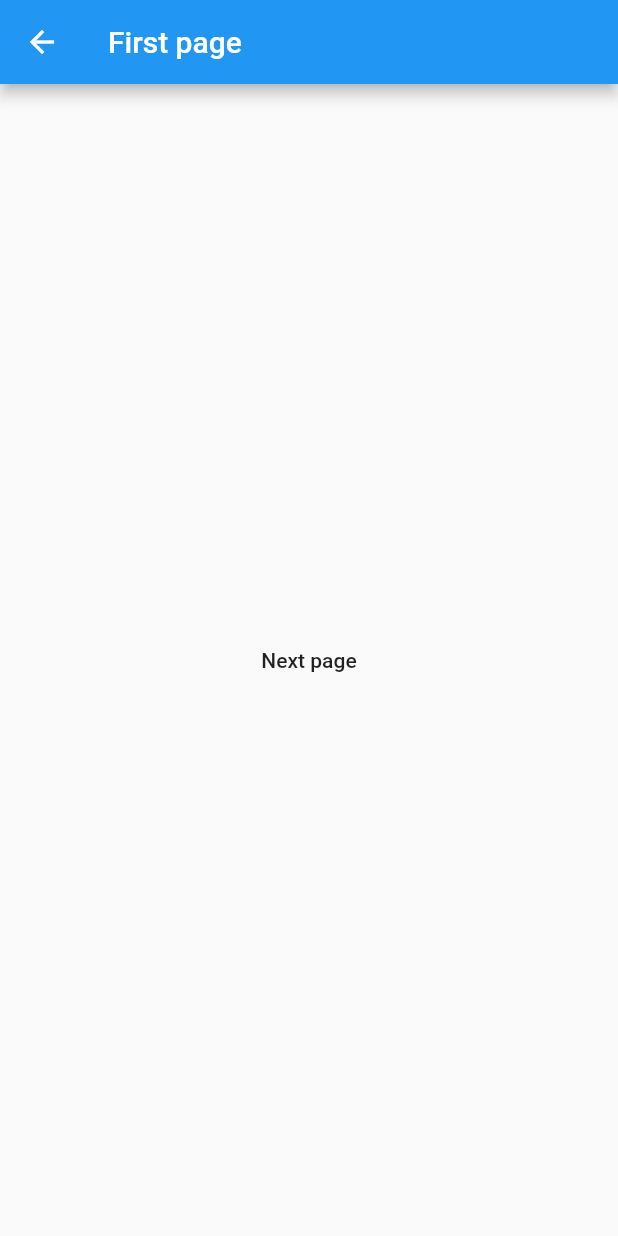
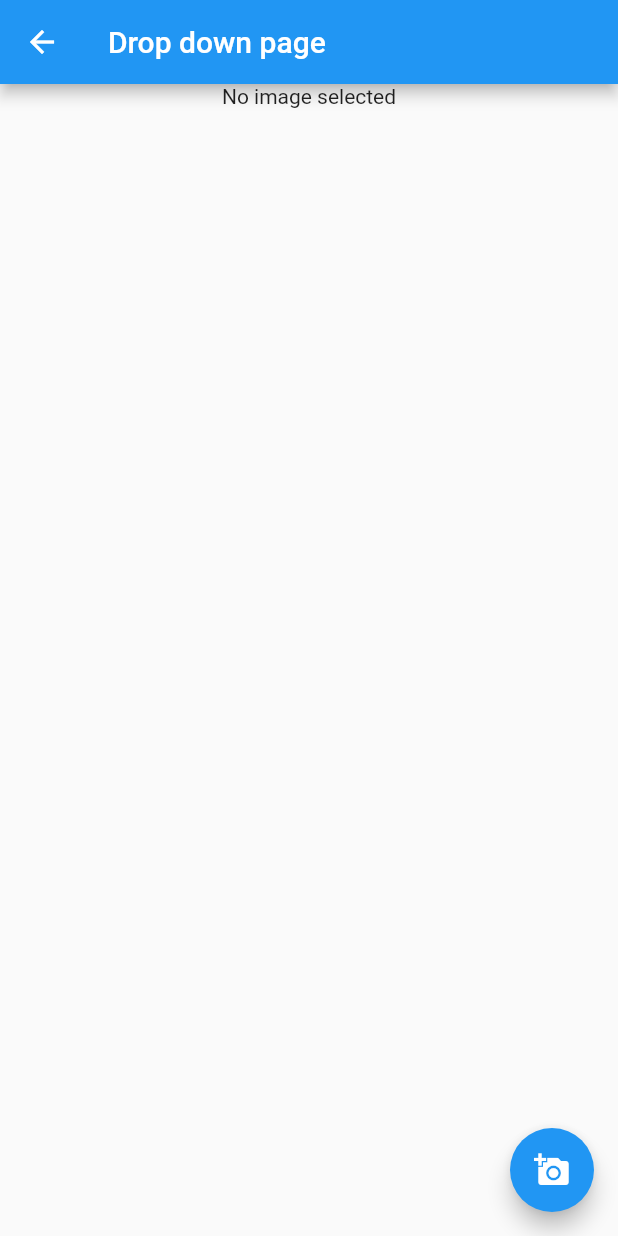
Before and after one commit to ttaitana/lab01, a Flutter app: the FirstScreen screen opened directly, on a phone screen of 412 x 824 dp. Run offline on Flutter 3.47's test engine with Material 2 defaults, Android fonts, the phone set to English and light mode, and no system bars; our stand-ins replace datetime_picker_formfield, image_picker.

Commit message:
Lab 5 dropdown, package import, date and image picker

```diff
--- a/lib/main.dart
+++ b/lib/main.dart
@@ -16,10 +16,11 @@ class MyApp extends StatelessWidget {
         primarySwatch: Colors.blue,
       ),
       // home: MyHomePage(),
-      initialRoute: '/',
+      initialRoute: '/first',
       routes: {
         "/" : (context) => MyCustomForm(),
         "/second" : (context) => SecondScreen(),
+        "/first" : (context) => FirstScreen(),
       },
     );
   }
--- a/lib/ui/first_screen.dart
+++ b/lib/ui/first_screen.dart
@@ -1,24 +1,80 @@
 import 'package:flutter/material.dart';
-import './detail_screen.dart';
+import 'dart:io';
+import 'package:intl/intl.dart';
+import 'package:datetime_picker_formfield/datetime_picker_formfield.dart';
+import 'package:image_picker/image_picker.dart';
 
-class FirstScreen extends StatelessWidget {
+class FirstScreen extends StatefulWidget {
+  @override
+  State<StatefulWidget> createState() {
+    // TODO: implement createState
+    return _FirstScreen();
+  }
+}
+
+class _FirstScreen extends State<FirstScreen> {
+  List<String> _passengers = <String>['1', '2', '3', '4', '5', '6'];
+  String _passenger = '1';
+  DateTime date;
+  bool editable = true;
+  File _image;
+
+  Future getImage() async {
+    var image = await ImagePicker.pickImage(source: ImageSource.camera);
+
+    setState(() {
+      _image = image;
+    });
+  }
+
   @override
   Widget build(BuildContext context) {
-    // TODO: implement build
     return Scaffold(
       appBar: AppBar(
-        title: Text('First page'),
+        title: Text('Drop down page'),
       ),
-      body: Center(
-        child: FlatButton(
-          child: Text('Next page'),
-          onPressed: () {
-            // Navigator.pushNamed(context, '/second');
-            Navigator.push(context, MaterialPageRoute(
-              builder: (context) => DetailScreen(title: "Hekki",)
-            ));
-          },
-        ),
+      body: Column(
+        children: <Widget>[
+          // InputDecorator(
+          //   decoration: const InputDecoration(
+          //       icon: const Icon(Icons.airplanemode_active),
+          //       labelText: 'Passenger'),
+          //   isEmpty: _passenger == '',
+          //   child: DropdownButtonHideUnderline(
+          //     child: DropdownButton(
+          //       value: _passenger,
+          //       isDense: true,
+          //       onChanged: (String value) {
+          //         setState(() {
+          //           _passenger = value;
+          //         });
+          //       },
+          //       items: _passengers.map((String value) {
+          //         return DropdownMenuItem(
+          //           child: Text(value),
+          //           value: value,
+          //         );
+          //       }).toList(),
+          //     ),
+          //   ),
+          // ),
+          // DateTimePickerFormField(
+          //   inputType: InputType.date,
+          //   format: DateFormat('yyyy-MM-dd'),
+          //   decoration: InputDecoration(labelText: 'Date'),
+          //   editable: editable,
+          //   onChanged: (dt) => setState(() => date = dt),
+          // ),
+          Center(
+            child:
+                _image == null ? Text('No image selected') : Image.file(_image, height: 500),
+          ),
+        ],
+      ),
+      floatingActionButton: FloatingActionButton(
+        onPressed: getImage,
+        tooltip: 'Pick Image',
+        child: Icon(Icons.add_a_photo),
       ),
     );
   }
--- a/pubspec.yaml
+++ b/pubspec.yaml
@@ -15,7 +15,8 @@ environment:
 dependencies:
   flutter:
     sdk: flutter
-
+  datetime_picker_formfield: ^0.1.4
+  image_picker: ^0.4.10
   # The following adds the Cupertino Icons font to your application.
   # Use with the CupertinoIcons class for iOS style icons.
   cupertino_icons: ^0.1.2
```
